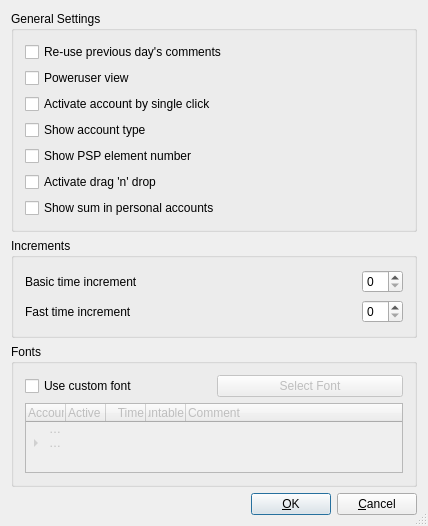
Old version of the form src/preferencedialogbase.ui in the repository theoweiss/sctime.
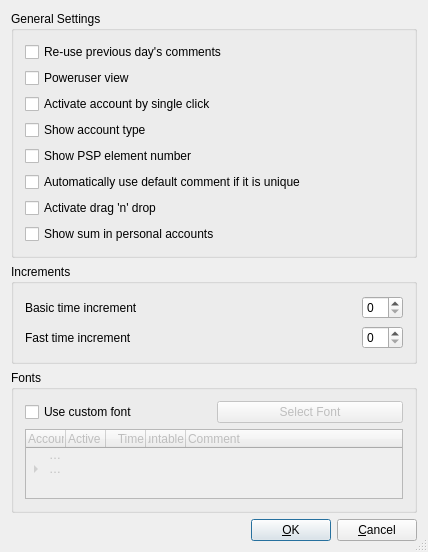
New version of the form.

Commit message: option to automatically use default comment, if it is unique

What changed in the file:
```diff
--- a/src/preferencedialogbase.ui
+++ b/src/preferencedialogbase.ui
@@ -58,6 +58,13 @@
         </property>
        </widget>
       </item>
+      <item>
+       <widget class="QCheckBox" name="useDefaultCommentIfUniqueCheckBox">
+        <property name="text">
+         <string>Automatically use default comment if it is unique</string>
+        </property>
+       </widget>
+      </item>
       <item>
        <widget class="QCheckBox" name="dragNDropCheckbox">
         <property name="text">
```
The commit also changes 7 other files.
